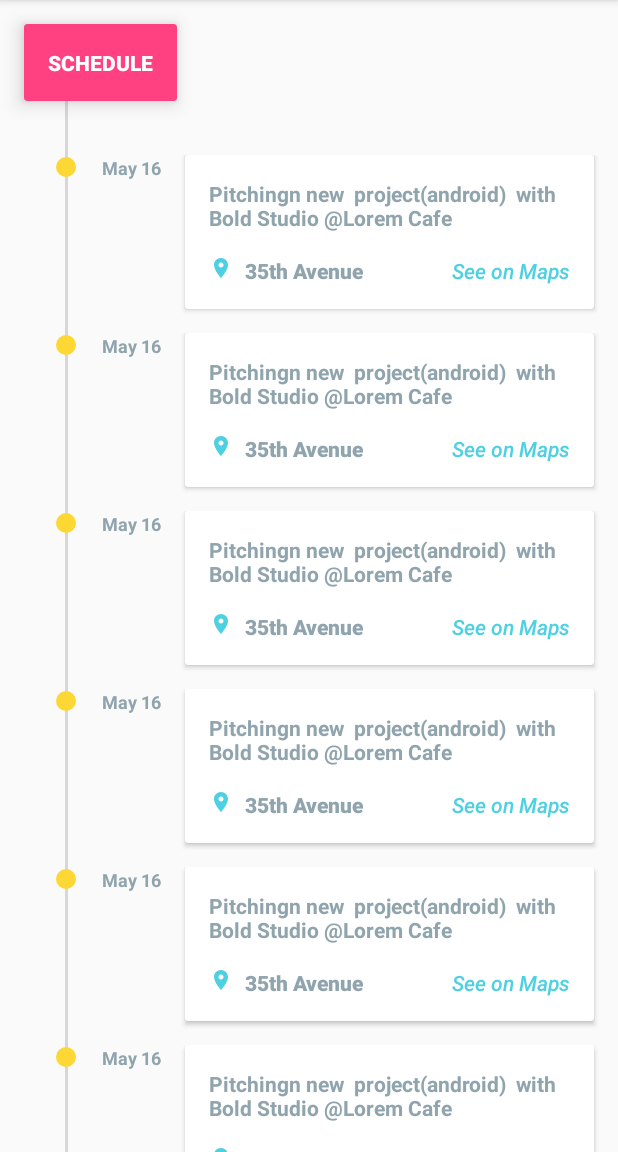
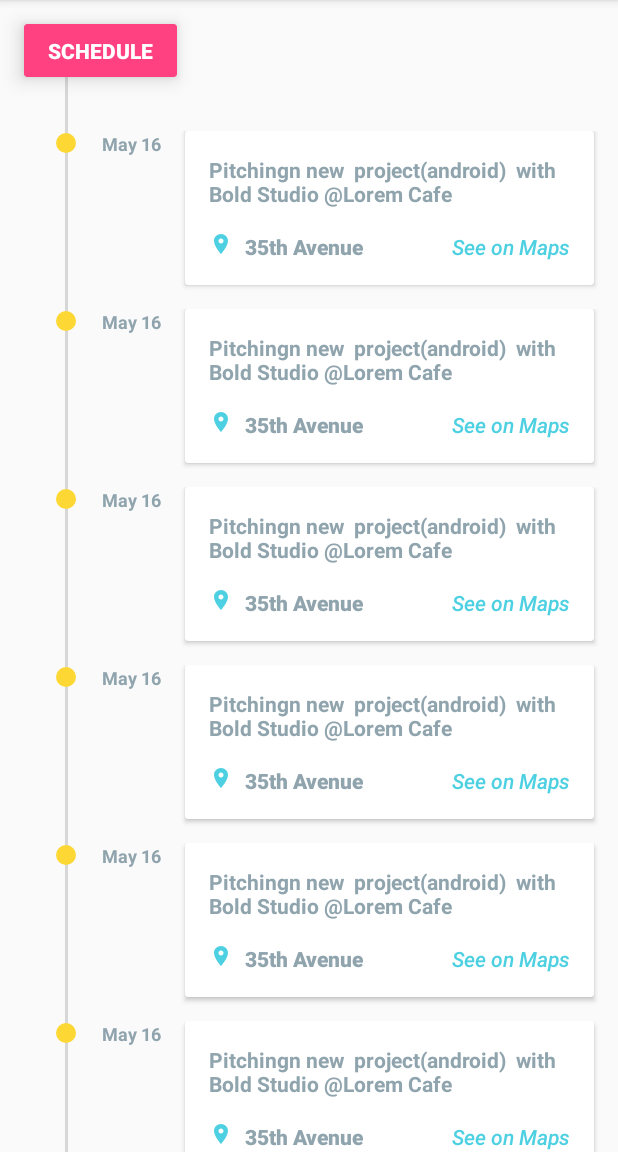
Before and after one commit to exildev/Exile, an Android app: the fragment ScheduleFragment shown on its own in the app's theme, on a phone screen of 412 x 824 dp, the part 84-1236 px from its top. Run offline under Robolectric (Android 15) with nearby library versions, the phone set to English and light mode, and no system bars.

Commit message:
correccion en el estilo del schedule

```diff
--- a/app/src/main/res/layout/fragment_schedule.xml
+++ b/app/src/main/res/layout/fragment_schedule.xml
@@ -20,7 +20,12 @@
             style="@style/TextAppearance.AppCompat.Button"
             android:layout_width="wrap_content"
             android:layout_height="wrap_content"
-            android:layout_margin="16dp"
+            android:layout_marginBottom="8dp"
+            android:layout_marginEnd="16dp"
+            android:layout_marginLeft="16dp"
+            android:layout_marginRight="16dp"
+            android:layout_marginStart="16dp"
+            android:layout_marginTop="8dp"
             android:text="Schedule"
             android:textColor="@android:color/white"
             android:textStyle="bold" />
```
